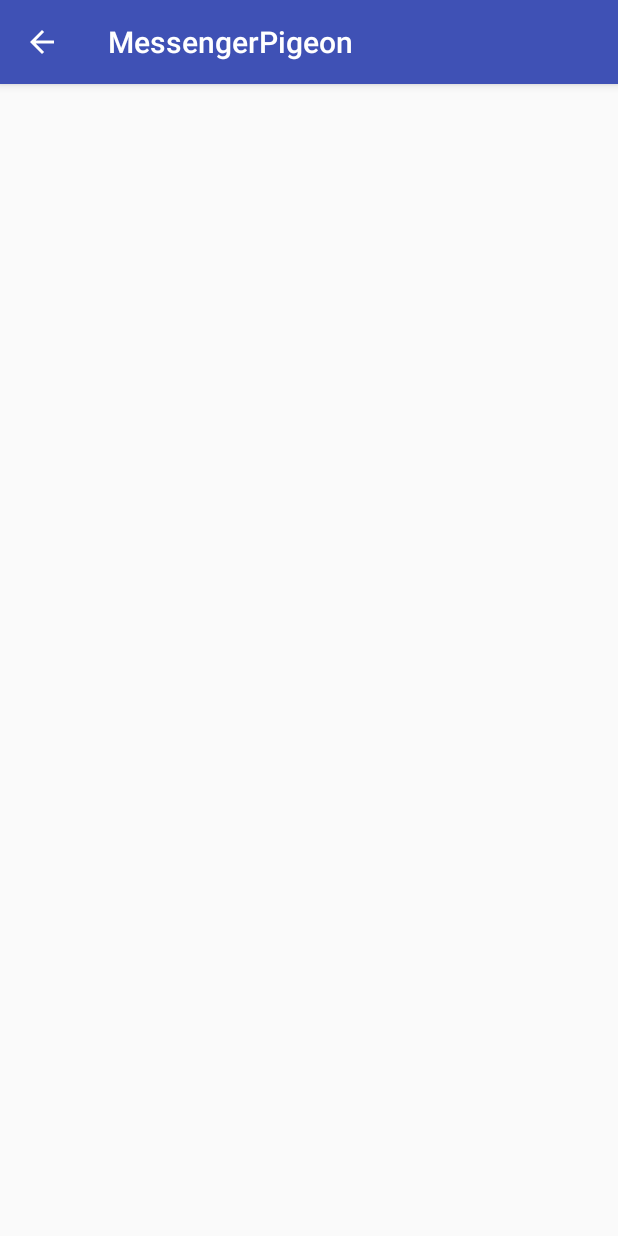
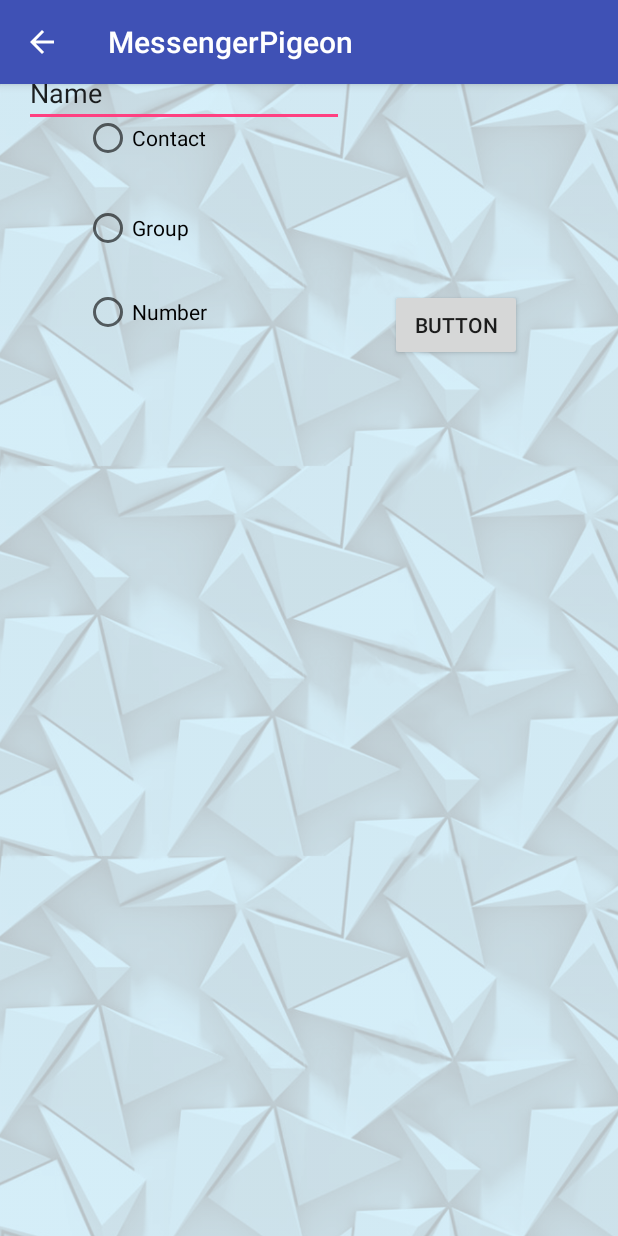
Before and after one commit to BYUI-CS246-Team-Project-SSA/Code, an Android app: the AddConversationActivity screen opened directly, with no data from a screen before it, on a phone screen of 412 x 824 dp. Run offline under Robolectric (Android 15) with nearby library versions, the phone set to English and light mode, and no system bars.

Commit message:
add conversation

```diff
--- a/MessengerPigeon/app/src/main/res/layout/activity_add_conversation.xml
+++ b/MessengerPigeon/app/src/main/res/layout/activity_add_conversation.xml
@@ -6,4 +6,84 @@
     android:layout_height="match_parent"
     tools:context="AddConversationActivity">
 
+    <ImageView
+        android:id="@+id/imageView3"
+        android:layout_width="419dp"
+        android:layout_height="780dp"
+        app:layout_constraintBottom_toBottomOf="parent"
+        app:layout_constraintEnd_toEndOf="parent"
+        app:layout_constraintHorizontal_bias="0.493"
+        app:layout_constraintStart_toStartOf="parent"
+        app:layout_constraintTop_toTopOf="parent"
+        app:srcCompat="@drawable/backtrans2" />
+
+    <EditText
+        android:id="@+id/editText"
+        android:layout_width="wrap_content"
+        android:layout_height="wrap_content"
+        android:layout_marginBottom="20dp"
+        android:layout_marginStart="16dp"
+        android:layout_marginTop="32dp"
+        android:ems="10"
+        android:inputType="textPersonName"
+        android:text="Name"
+        app:layout_constraintBottom_toTopOf="@+id/radioGroup"
+        app:layout_constraintStart_toStartOf="parent"
+        app:layout_constraintTop_toTopOf="parent" />
+
+    <RadioGroup
+        android:id="@+id/radioGroup"
+        android:layout_width="137dp"
+        android:layout_height="197dp"
+        android:layout_marginStart="32dp"
+        android:orientation="vertical"
+        app:layout_constraintStart_toStartOf="parent"
+        tools:layout_editor_absoluteY="105dp">
+
+        <RadioButton
+            android:id="@+id/radioButton"
+            android:layout_width="wrap_content"
+            android:layout_height="wrap_content"
+            android:layout_marginStart="24dp"
+            android:layout_marginTop="20dp"
+            android:text="Contact"
+            app:layout_constraintStart_toStartOf="parent"
+            app:layout_constraintTop_toBottomOf="@+id/editText" />
+
+        <RadioButton
+            android:id="@+id/radioButton2"
+            android:layout_width="wrap_content"
+            android:layout_height="wrap_content"
+            android:layout_marginStart="24dp"
+            android:layout_marginTop="28dp"
+            android:text="Group"
+            app:layout_constraintStart_toStartOf="parent"
+            app:layout_constraintTop_toBottomOf="@+id/radioButton" />
+
+        <RadioButton
+            android:id="@+id/radioButton3"
+            android:layout_width="wrap_content"
+            android:layout_height="wrap_content"
+            android:layout_marginStart="24dp"
+            android:layout_marginTop="24dp"
+            android:text="Number"
+            app:layout_constraintStart_toStartOf="parent"
+            app:layout_constraintTop_toBottomOf="@+id/radioButton2" />
+    </RadioGroup>
+
+    <Button
+        android:id="@+id/button2"
+        android:layout_width="wrap_content"
+        android:layout_height="wrap_content"
+        android:layout_marginBottom="8dp"
+        android:layout_marginEnd="64dp"
+        android:layout_marginTop="8dp"
+        android:text="Button"
+        app:layout_constraintBottom_toBottomOf="parent"
+        app:layout_constraintEnd_toEndOf="parent"
+        app:layout_constraintTop_toTopOf="parent"
+        app:layout_constraintVertical_bias="0.183" />
+
+
+
 </android.support.constraint.ConstraintLayout>
```
